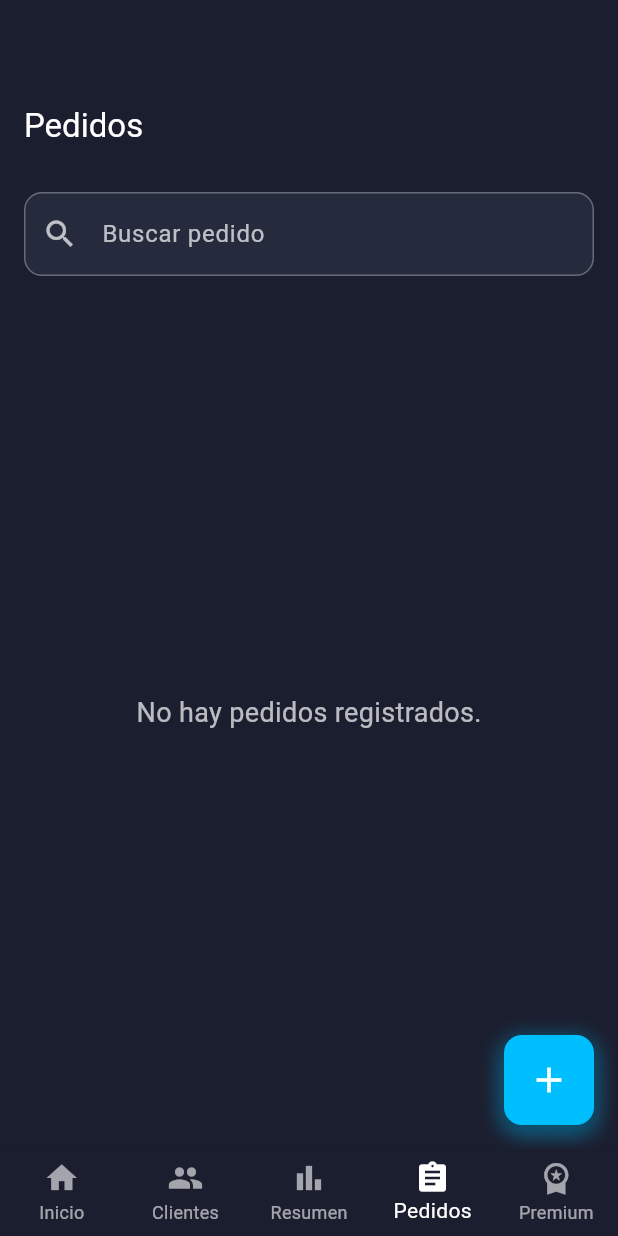
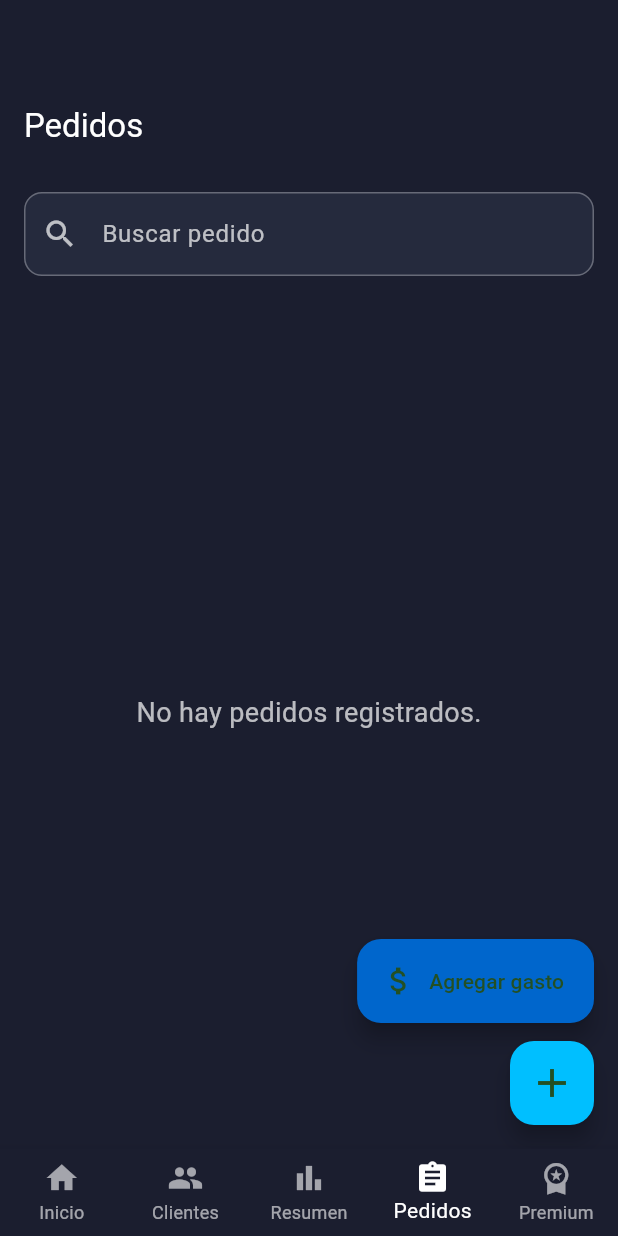
Before and after one commit to Angel050521/MiFiadoFinal, a Flutter app: the screen it shows after launch, item 4 of the bottom bar chosen, on a phone screen of 412 x 824 dp. Run offline on Flutter 3.47's test engine with Material 3 defaults, Android fonts, the phone set to English and light mode, and no system bars; our stand-ins replace connectivity_plus, device_info_plus, google_mobile_ads, in_app_purchase, pdf, printing and 2 more; accounts and stored records are empty.

Commit message:
Se agregó la card de pedidos, se agregó que se puedan agregar gastos y asi sacar la ganancia neta

```diff
--- /dev/null
+++ b/lib/models/gasto.dart
@@ -0,0 +1,26 @@
+class Gasto {
+  final int? id;
+  final String concepto;
+  final double monto;
+  final DateTime fecha;
+
+  Gasto({this.id, required this.concepto, required this.monto, required this.fecha});
+
+  Map<String, dynamic> toMap() {
+    return {
+      'id': id,
+      'concepto': concepto,
+      'monto': monto,
+      'fecha': fecha.toIso8601String(),
+    };
+  }
+
+  factory Gasto.fromMap(Map<String, dynamic> map) {
+    return Gasto(
+      id: map['id'],
+      concepto: map['concepto'],
+      monto: map['monto'],
+      fecha: DateTime.parse(map['fecha']),
+    );
+  }
+}
--- a/lib/screens/pedidos_screen.dart
+++ b/lib/screens/pedidos_screen.dart
@@ -2,8 +2,10 @@ import 'package:flutter/material.dart';
 import 'package:intl/intl.dart';
 import '../db/database_helper.dart';
 import '../models/pedido.dart';
+import '../models/gasto.dart';
 import 'pedido_form_screen.dart';
 import 'pedido_detail_screen.dart';
+import 'gasto_form_screen.dart';
 
 class PedidosScreen extends StatefulWidget {
   const PedidosScreen({Key? key}) : super(key: key);
@@ -13,6 +15,8 @@ class PedidosScreen extends StatefulWidget {
 }
 
 class _PedidosScreenState extends State<PedidosScreen> {
+  List<Gasto> _gastos = [];
+
   final _db = DatabaseHelper();
   List<Pedido> _pedidos = [];
   String _busqueda = '';  // texto de búsqueda
@@ -21,11 +25,17 @@ class _PedidosScreenState extends State<PedidosScreen> {
   void initState() {
     super.initState();
     _cargarPedidos();
+    _cargarGastos();
   }
 
   Future<void> _cargarPedidos() async {
     final lista = await _db.getPedidos();
     setState(() => _pedidos = lista);
+  }
+
+  Future<void> _cargarGastos() async {
+    final lista = await _db.getGastos();
+    setState(() => _gastos = lista);
   }
 
   Future<void> _eliminar(int id) async {
@@ -295,8 +305,36 @@ class _PedidosScreenState extends State<PedidosScreen> {
           ],
         ),
       ),
-      floatingActionButton: GestureDetector(
-        onTap: () {
+      floatingActionButton: Column(
+        mainAxisSize: MainAxisSize.min,
+        crossAxisAlignment: CrossAxisAlignment.end,
+        children: [
+          FloatingActionButton.extended(
+            heroTag: 'gasto',
+            backgroundColor: const Color(0xFF0066CC),
+            icon: const Icon(Icons.attach_money),
+            label: const Text('Agregar gasto'),
+            onPressed: () {
+              Navigator.push(
+                context,
+                MaterialPageRoute(
+                  builder: (_) => GastoFormScreen(
+                    onGuardar: (gasto) async {
+                      await _db.insertGasto(gasto);
+                      _cargarGastos();
+                      setState(() {});
+                    },
+                  ),
+                ),
+              );
+            },
+          ),
+          const SizedBox(height: 12),
+          FloatingActionButton(
+            heroTag: 'pedido',
+            backgroundColor: const Color(0xFF00BFFF),
+            child: const Icon(Icons.add, size: 32),
+            onPressed: () {
               Navigator.push<bool>(
                 context,
                 MaterialPageRoute(builder: (_) => const PedidoFormScreen()),
@@ -304,30 +342,8 @@ class _PedidosScreenState extends State<PedidosScreen> {
                 if (ok == true) _cargarPedidos();
               });
             },
-        child: Container(
-          width: 60,
-          height: 60,
-          decoration: BoxDecoration(
-            color: const Color(0xFF00BFFF),
-            borderRadius: BorderRadius.circular(12),
-            boxShadow: [
-              BoxShadow(
-                color: Color(0xFF00BFFF).withOpacity(0.6),
-                offset: const Offset(0, 4),
-                blurRadius: 12,
-                spreadRadius: 1,
-              ),
-              BoxShadow(
-                color: Colors.black.withOpacity(0.3),
-                offset: const Offset(0, 2),
-                blurRadius: 6,
           ),
         ],
-          ),
-          child: const Center(
-            child: Icon(Icons.add, size: 28, color: Colors.white),
-          ),
-        ),
       ),
     );
   }
```
Also changed, not shown: lib/db/database_helper.dart (+50 -0 lines), lib/screens/gasto_form_screen.dart (added, +118 -0 lines), lib/screens/resumen_screen.dart (+17 -0 lines). Lines whose indentation alone changed are shown as unchanged.
